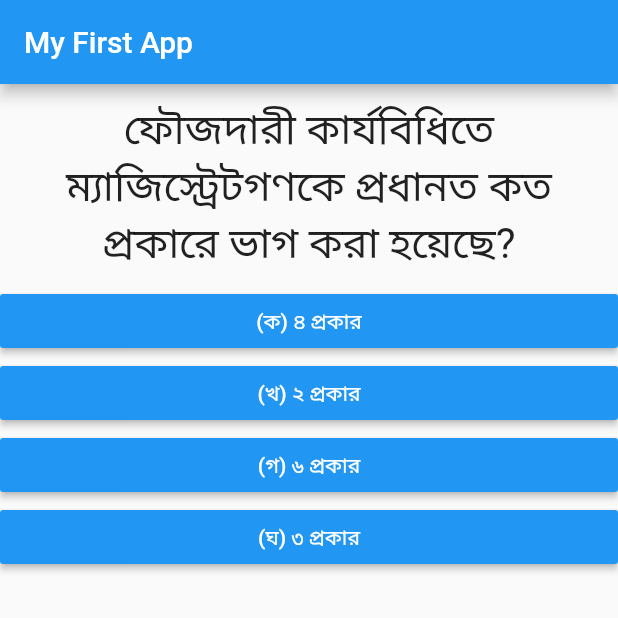
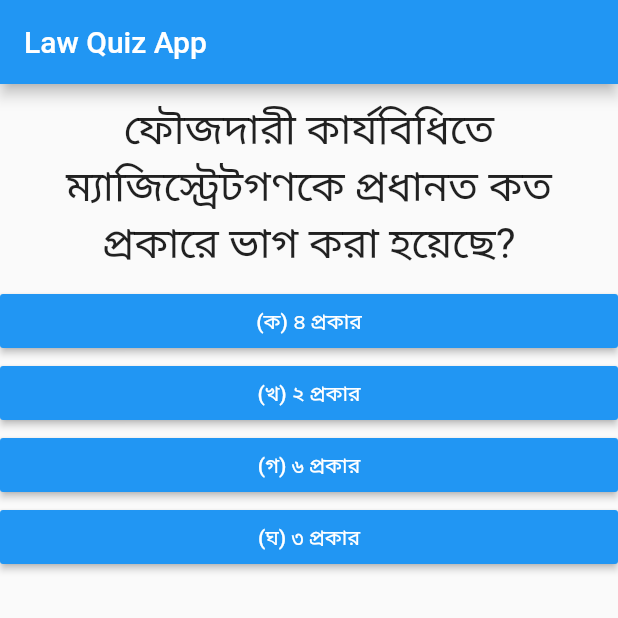
Before and after one commit to fmniloyuk/FlutterQuiz, a Flutter app: the screen it shows after launch, on a phone screen of 412 x 824 dp, the top half of it. Run offline on Flutter 3.47's test engine with Material 2 defaults, Android fonts, the phone set to English and light mode, and no system bars.

Commit message:
Title updated

```diff
--- a/lib/main.dart
+++ b/lib/main.dart
@@ -135,7 +135,7 @@ class _MyAppState extends State<MyApp> {
     return MaterialApp(
       home: Scaffold(
         appBar: AppBar(
-          title: Text('My First App'),
+          title: Text('Law Quiz App'),
         ),
         body: _questionIndex < _questions.length
             ? Quiz(
```
